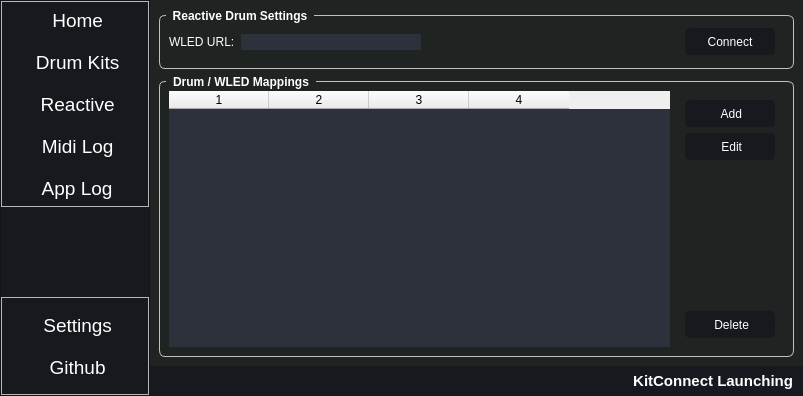
chillfactor032/kitconnect, file resources/ui/MainWindow.ui: the form before one commit.
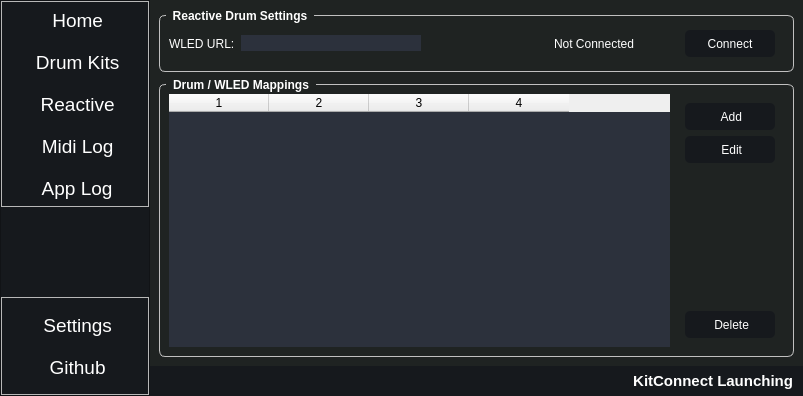
The form after the commit. Icons and pictures are not drawn.

Diff of the .ui file:
```diff
--- a/resources/ui/MainWindow.ui
+++ b/resources/ui/MainWindow.ui
@@ -1211,10 +1211,16 @@
                 <property name="title">
                  <string>Reactive Drum Settings</string>
                 </property>
-                <layout class="QHBoxLayout" name="horizontalLayout">
+                <layout class="QHBoxLayout" name="horizontalLayout_7">
+                 <property name="topMargin">
+                  <number>4</number>
+                 </property>
                  <property name="rightMargin">
                   <number>18</number>
                  </property>
+                 <property name="bottomMargin">
+                  <number>4</number>
+                 </property>
                  <item>
                   <widget class="QLabel" name="label_11">
                    <property name="text">
@@ -1239,18 +1245,72 @@
                   </widget>
                  </item>
                  <item>
+                  <spacer name="horizontalSpacer_3">
+                   <property name="orientation">
+                    <enum>Qt::Horizontal</enum>
+                   </property>
+                   <property name="sizeHint" stdset="0">
+                    <size>
+                     <width>32</width>
+                     <height>20</height>
+                    </size>
+                   </property>
+                  </spacer>
+                 </item>
+                 <item>
+                  <widget class="QWidget" name="widget_2" native="true">
+                   <layout class="QHBoxLayout" name="horizontalLayout">
+                    <item>
                   <spacer name="horizontalSpacer">
                    <property name="orientation">
                     <enum>Qt::Horizontal</enum>
                    </property>
                    <property name="sizeHint" stdset="0">
                     <size>
-                     <width>52</width>
+                        <width>36</width>
                      <height>20</height>
                     </size>
                    </property>
                   </spacer>
                  </item>
+                    <item>
+                     <widget class="QLabel" name="reactStatusImg">
+                      <property name="sizePolicy">
+                       <sizepolicy hsizetype="Fixed" vsizetype="Fixed">
+                        <horstretch>0</horstretch>
+                        <verstretch>0</verstretch>
+                       </sizepolicy>
+                      </property>
+                      <property name="minimumSize">
+                       <size>
+                        <width>29</width>
+                        <height>29</height>
+                       </size>
+                      </property>
+                      <property name="text">
+                       <string/>
+                      </property>
+                     </widget>
+                    </item>
+                    <item>
+                     <widget class="QLabel" name="reactStatusLabel">
+                      <property name="sizePolicy">
+                       <sizepolicy hsizetype="Minimum" vsizetype="Fixed">
+                        <horstretch>0</horstretch>
+                        <verstretch>0</verstretch>
+                       </sizepolicy>
+                      </property>
+                      <property name="minimumSize">
+                       <size>
+                        <width>80</width>
+                        <height>29</height>
+                       </size>
+                      </property>
+                      <property name="text">
+                       <string>Not Connected</string>
+                      </property>
+                     </widget>
+                    </item>
                  <item>
                   <spacer name="horizontalSpacer_2">
                    <property name="orientation">
@@ -1258,11 +1318,14 @@
                    </property>
                    <property name="sizeHint" stdset="0">
                     <size>
-                     <width>51</width>
+                        <width>36</width>
                      <height>20</height>
                     </size>
                    </property>
                   </spacer>
+                    </item>
+                   </layout>
+                  </widget>
                  </item>
                  <item>
                   <widget class="QToolButton" name="reactConnectButton">
```
Lines whose indentation alone changed are shown as unchanged.
